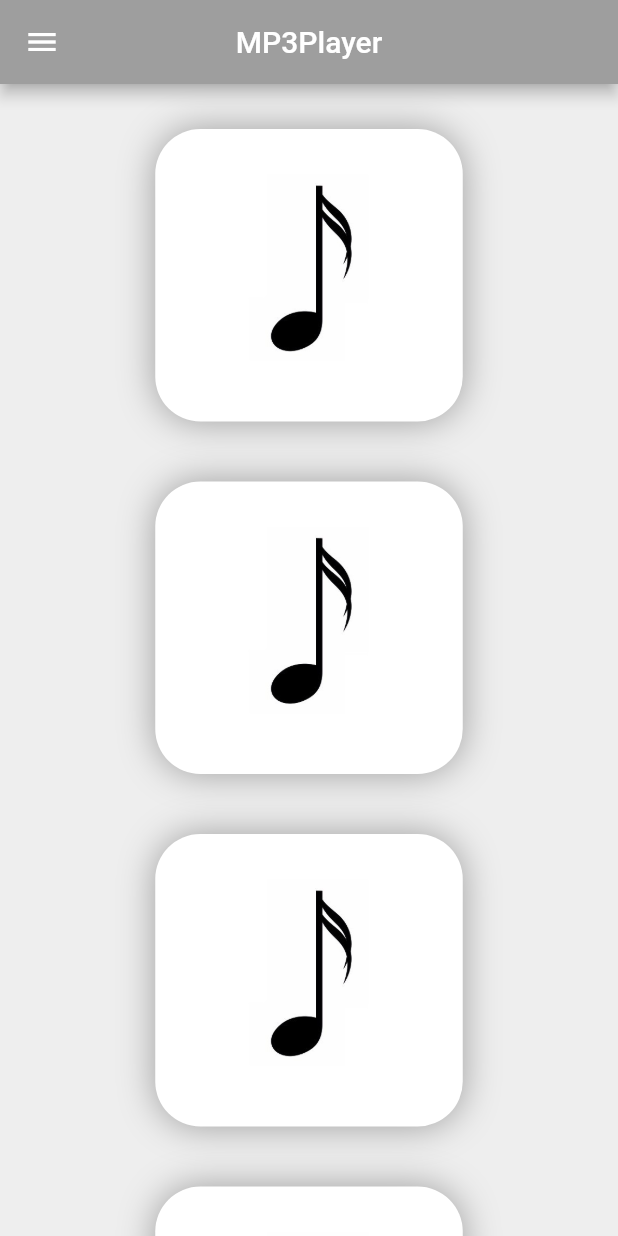
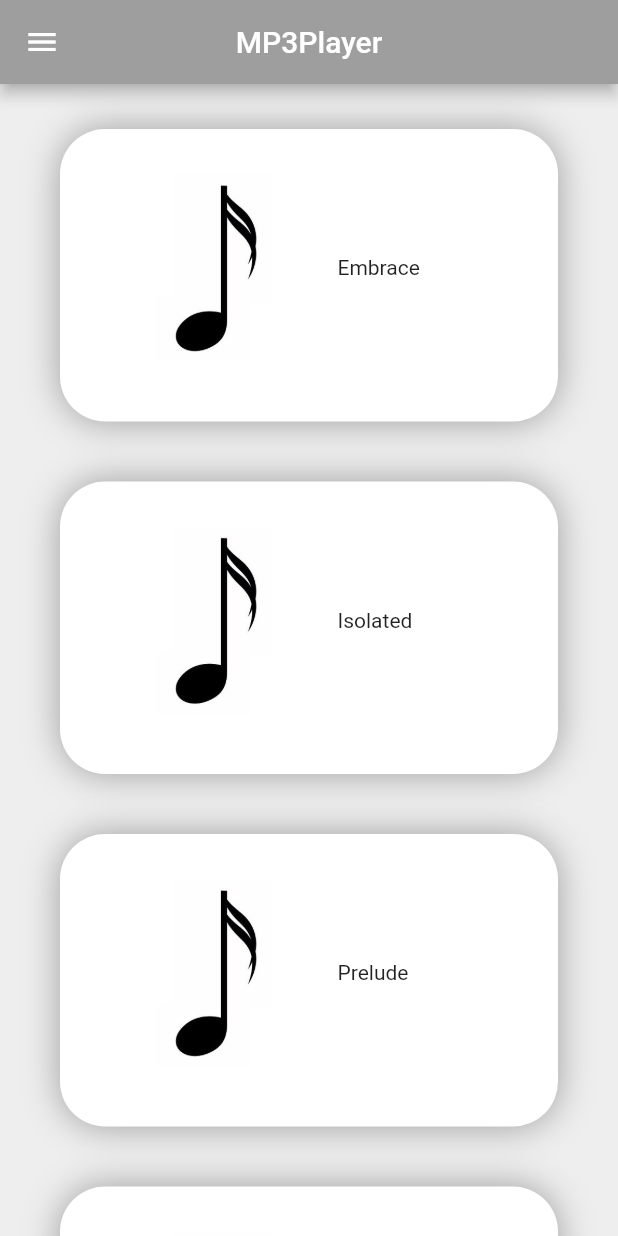
Before and after one commit to Eznopot/EPI_Flutter_I, a Flutter app: the Mp3PlayerList screen opened by its route, on a phone screen of 412 x 824 dp. Run offline on Flutter 3.47's test engine with Material 2 defaults, Android fonts, the phone set to English and light mode, and no system bars; our stand-ins replace audioplayers.

Commit message:
[MP3] (AH) :  Title of music has been added

```diff
--- a/epi_flutter_1/lib/pages/mp3_player_list_page.dart
+++ b/epi_flutter_1/lib/pages/mp3_player_list_page.dart
@@ -52,9 +52,12 @@ class _Mp3PlayerList extends State<Mp3PlayerList> {
                       )
                     ],
                     borderRadius: BorderRadius.all(Radius.circular(30))),
-                child: const Image(
-                  fit: BoxFit.contain,
-                  image: AssetImage("assets/images/musical_note.jpg"),
+                child: Row(
+                  children: [
+                    const Image(fit: BoxFit.contain,
+                        image: AssetImage("assets/images/musical_note.jpg")),
+                    Text(constant.musicList[i])
+                  ],
                 ),
               ),
             )),
```
